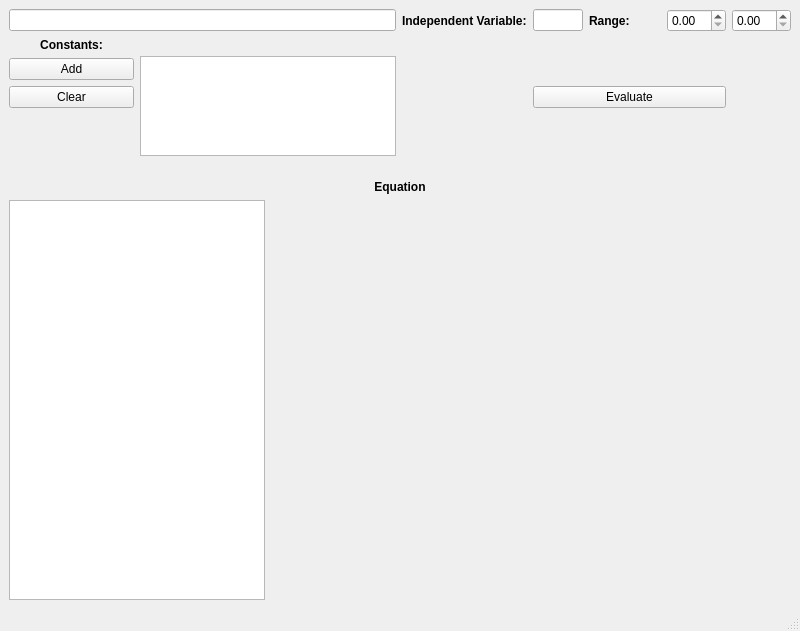
Qt form Graphing.ui (4ydx/easygraph) before a commit.
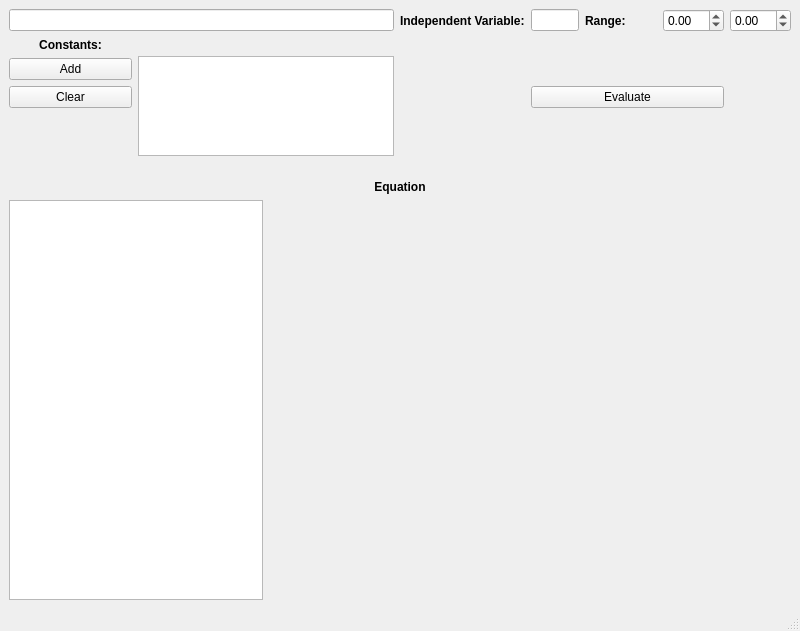
The same form after that commit. Custom widgets are drawn as their Qt base class.

Commit message: Progressing towards a draggable graph area.

```diff
--- a/Graphing.ui
+++ b/Graphing.ui
@@ -13,15 +13,7 @@
    <string>MainWindow</string>
   </property>
   <widget class="QWidget" name="centralwidget" >
-   <property name="geometry" >
-    <rect>
-     <x>0</x>
-     <y>26</y>
-     <width>800</width>
-     <height>582</height>
-    </rect>
-   </property>
-   <layout class="QGridLayout" name="gridLayout" >
+   <layout class="QGridLayout" >
     <item row="0" column="0" colspan="3" >
      <widget class="QLineEdit" name="equationLineEdit" />
     </item>
@@ -65,10 +57,18 @@
      </widget>
     </item>
     <item row="0" column="6" >
-     <widget class="QDoubleSpinBox" name="lowerDoubleSpinBox" />
+     <widget class="QDoubleSpinBox" name="lowerDoubleSpinBox" >
+      <property name="minimum" >
+       <double>-99.989999999999995</double>
+      </property>
+     </widget>
     </item>
     <item row="0" column="7" >
-     <widget class="QDoubleSpinBox" name="higherDoubleSpinBox" />
+     <widget class="QDoubleSpinBox" name="higherDoubleSpinBox" >
+      <property name="minimum" >
+       <double>-99.989999999999995</double>
+      </property>
+     </widget>
     </item>
     <item row="1" column="0" >
      <widget class="QLabel" name="label" >
@@ -118,11 +118,11 @@
      </widget>
     </item>
     <item rowspan="4" row="1" column="3" >
-     <spacer name="verticalSpacer" >
+     <spacer>
       <property name="orientation" >
        <enum>Qt::Vertical</enum>
       </property>
-      <property name="sizeHint" stdset="0" >
+      <property name="sizeHint" >
        <size>
         <width>20</width>
         <height>97</height>
@@ -131,11 +131,11 @@
      </spacer>
     </item>
     <item rowspan="2" row="1" column="5" >
-     <spacer name="verticalSpacer_3" >
+     <spacer>
       <property name="orientation" >
        <enum>Qt::Vertical</enum>
       </property>
-      <property name="sizeHint" stdset="0" >
+      <property name="sizeHint" >
        <size>
         <width>72</width>
         <height>40</height>
@@ -165,11 +165,11 @@
      </widget>
     </item>
     <item row="4" column="0" >
-     <spacer name="verticalSpacer_2" >
+     <spacer>
       <property name="orientation" >
        <enum>Qt::Vertical</enum>
       </property>
-      <property name="sizeHint" stdset="0" >
+      <property name="sizeHint" >
        <size>
         <width>20</width>
         <height>48</height>
@@ -178,11 +178,11 @@
      </spacer>
     </item>
     <item row="4" column="5" >
-     <spacer name="verticalSpacer_4" >
+     <spacer>
       <property name="orientation" >
        <enum>Qt::Vertical</enum>
       </property>
-      <property name="sizeHint" stdset="0" >
+      <property name="sizeHint" >
        <size>
         <width>72</width>
         <height>22</height>
@@ -223,7 +223,11 @@
      </widget>
     </item>
     <item row="6" column="2" colspan="6" >
-     <widget class="GraphWidget" native="1" name="graphWidget" />
+     <widget class="GraphWidget" native="1" name="graphWidget" >
+      <property name="acceptDrops" >
+       <bool>true</bool>
+      </property>
+     </widget>
     </item>
    </layout>
   </widget>
```
Left out of the diff: 11 changed lines with no effect on the pictures. The commit also changes 4 other files.
